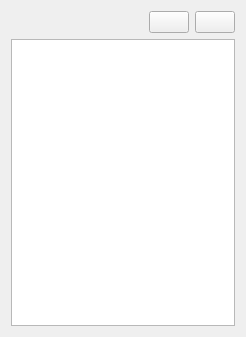
pencil2d/pencil, file app/ui/colorpalette.ui: the form before one commit.
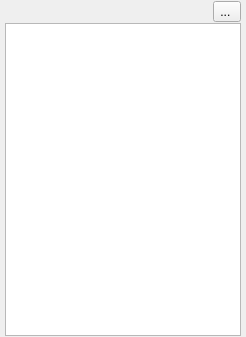
The form after the commit. Icons and pictures are not drawn.

Commit message:
Palette enhancements
- palette widget and item margins made smaller.
- added a palette preference button — Switch between list mode and a
NEW tile mode
— Ability to change swatch size (small, medium and large)

```diff
--- a/app/ui/colorpalette.ui
+++ b/app/ui/colorpalette.ui
@@ -14,23 +14,34 @@
    <string>Color Palette</string>
   </property>
   <layout class="QVBoxLayout" name="verticalLayout">
+   <property name="spacing">
+    <number>1</number>
+   </property>
+   <property name="leftMargin">
+    <number>5</number>
+   </property>
+   <property name="topMargin">
+    <number>1</number>
+   </property>
+   <property name="rightMargin">
+    <number>5</number>
+   </property>
+   <property name="bottomMargin">
+    <number>1</number>
+   </property>
    <item>
     <layout class="QHBoxLayout" name="horizontalLayout">
-     <item>
-      <spacer name="horizontalSpacer">
-       <property name="orientation">
-        <enum>Qt::Horizontal</enum>
-       </property>
-       <property name="sizeHint" stdset="0">
-        <size>
-         <width>40</width>
-         <height>20</height>
-        </size>
-       </property>
-      </spacer>
-     </item>
+     <property name="spacing">
+      <number>1</number>
+     </property>
      <item>
       <widget class="QPushButton" name="addColorButton">
+       <property name="maximumSize">
+        <size>
+         <width>20</width>
+         <height>20</height>
+        </size>
+       </property>
        <property name="toolTip">
         <string>Add Color</string>
        </property>
@@ -41,10 +52,25 @@
         <iconset resource="../../pencil.qrc">
          <normaloff>:/icons/add.png</normaloff>:/icons/add.png</iconset>
        </property>
+       <property name="flat">
+        <bool>true</bool>
+       </property>
       </widget>
      </item>
      <item>
       <widget class="QPushButton" name="removeColorButton">
+       <property name="sizePolicy">
+        <sizepolicy hsizetype="Minimum" vsizetype="Fixed">
+         <horstretch>0</horstretch>
+         <verstretch>0</verstretch>
+        </sizepolicy>
+       </property>
+       <property name="maximumSize">
+        <size>
+         <width>20</width>
+         <height>20</height>
+        </size>
+       </property>
        <property name="toolTip">
         <string>Remove Color</string>
        </property>
@@ -55,6 +81,59 @@
         <iconset resource="../../pencil.qrc">
          <normaloff>:/icons/remove.png</normaloff>:/icons/remove.png</iconset>
        </property>
+       <property name="flat">
+        <bool>true</bool>
+       </property>
+      </widget>
+     </item>
+     <item>
+      <spacer name="horizontalSpacer">
+       <property name="orientation">
+        <enum>Qt::Horizontal</enum>
+       </property>
+       <property name="sizeHint" stdset="0">
+        <size>
+         <width>40</width>
+         <height>20</height>
+        </size>
+       </property>
+      </spacer>
+     </item>
+     <item>
+      <widget class="QToolButton" name="palettePref">
+       <property name="minimumSize">
+        <size>
+         <width>0</width>
+         <height>0</height>
+        </size>
+       </property>
+       <property name="acceptDrops">
+        <bool>false</bool>
+       </property>
+       <property name="toolTipDuration">
+        <number>-1</number>
+       </property>
+       <property name="text">
+        <string>... </string>
+       </property>
+       <property name="iconSize">
+        <size>
+         <width>15</width>
+         <height>10</height>
+        </size>
+       </property>
+       <property name="checkable">
+        <bool>false</bool>
+       </property>
+       <property name="popupMode">
+        <enum>QToolButton::InstantPopup</enum>
+       </property>
+       <property name="autoRaise">
+        <bool>false</bool>
+       </property>
+       <property name="arrowType">
+        <enum>Qt::NoArrow</enum>
+       </property>
       </widget>
      </item>
     </layout>
@@ -63,9 +142,33 @@
     <layout class="QVBoxLayout" name="verticalLayout_2">
      <item>
       <widget class="QListWidget" name="colorListWidget">
+       <property name="sizePolicy">
+        <sizepolicy hsizetype="Expanding" vsizetype="Expanding">
+         <horstretch>0</horstretch>
+         <verstretch>0</verstretch>
+        </sizepolicy>
+       </property>
        <property name="focusPolicy">
         <enum>Qt::NoFocus</enum>
        </property>
+       <property name="autoFillBackground">
+        <bool>false</bool>
+       </property>
+       <property name="frameShape">
+        <enum>QFrame::StyledPanel</enum>
+       </property>
+       <property name="autoScrollMargin">
+        <number>16</number>
+       </property>
+       <property name="resizeMode">
+        <enum>QListView::Fixed</enum>
+       </property>
+       <property name="layoutMode">
+        <enum>QListView::SinglePass</enum>
+       </property>
+       <property name="viewMode">
+        <enum>QListView::ListMode</enum>
+       </property>
       </widget>
      </item>
     </layout>
```
Left out of the diff: 1 changed line with no effect on the pictures. The commit also changes 2 other files.
